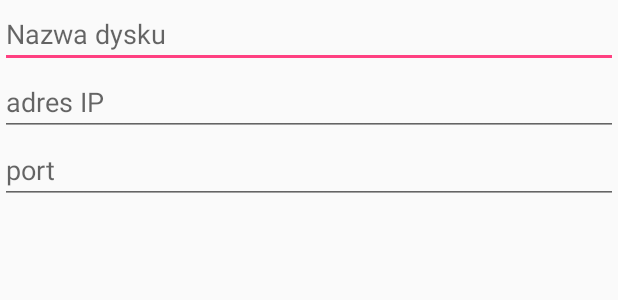
After one commit to LordSkin/CloudDrive-Client, an Android app: the layout add_server_dialog.xml on its own in the app's theme, with its tools: preview values and no code run, on a phone screen of 412 x 824 dp. The commit adds this screen. Shown: the top 300 px of the screen. Run offline under Robolectric (Android 15) with nearby library versions, the phone set to English and light mode, and no system bars.

Commit message:
add drive dialog added

```diff
--- a/app/src/main/java/kramnik/bartlomiej/clouddriveclient/Presenter/Dagger/PresenterModule.java
+++ b/app/src/main/java/kramnik/bartlomiej/clouddriveclient/Presenter/Dagger/PresenterModule.java
@@ -9,6 +9,7 @@ import kramnik.bartlomiej.clouddriveclient.Model.DataBase.ServerDataBase;
 import kramnik.bartlomiej.clouddriveclient.Model.DataBase.ServersList;
 import kramnik.bartlomiej.clouddriveclient.Model.ServerConnect.ServerConnector;
 import kramnik.bartlomiej.clouddriveclient.Model.ServerConnect.ServerConnectorImpl;
+import kramnik.bartlomiej.clouddriveclient.Presenter.AddServerPresenter;
 
 /**
  * Dagger module for presenter
@@ -36,4 +37,5 @@ public class PresenterModule {
     public Context getContext() {
         return context;
     }
+
 }
--- a/app/src/main/java/kramnik/bartlomiej/clouddriveclient/Root/Dagger/AppComponent.java
+++ b/app/src/main/java/kramnik/bartlomiej/clouddriveclient/Root/Dagger/AppComponent.java
@@ -1,11 +1,12 @@
 package kramnik.bartlomiej.clouddriveclient.Root.Dagger;
 
 import dagger.Component;
+import kramnik.bartlomiej.clouddriveclient.View.Dialogs.AddServerDialog;
 import kramnik.bartlomiej.clouddriveclient.View.SelectDrive.DrivesListAdapter;
 import kramnik.bartlomiej.clouddriveclient.View.SelectDrive.SelectDriveActivity;
 
 /**
- * Created by Mao on 14.03.2018.
+ * Dagger component
  */
 
 @Component(modules = AppModule.class)
@@ -14,4 +15,6 @@ public interface AppComponent {
     void inject(DrivesListAdapter adapter);
 
     void inject(SelectDriveActivity selectDriveActivity);
+
+    void inject(AddServerDialog dialog);
 }
--- a/app/src/main/java/kramnik/bartlomiej/clouddriveclient/Root/Dagger/AppModule.java
+++ b/app/src/main/java/kramnik/bartlomiej/clouddriveclient/Root/Dagger/AppModule.java
@@ -4,6 +4,7 @@ import android.content.Context;
 
 import dagger.Module;
 import dagger.Provides;
+import kramnik.bartlomiej.clouddriveclient.Presenter.AddServerPresenter;
 import kramnik.bartlomiej.clouddriveclient.Presenter.AppPresenter;
 import kramnik.bartlomiej.clouddriveclient.Presenter.ListAdapterDataSource;
 import kramnik.bartlomiej.clouddriveclient.Presenter.SelectDrivePresenter;
@@ -38,4 +39,9 @@ public class AppModule {
     public SelectDrivePresenter getSelectDrivePresenter(){
         return presenter;
     }
+
+    @Provides
+    public AddServerPresenter getAddServerpresenter(){
+        return presenter;
+    }
 }
--- a/app/src/main/res/layout/activity_select_drive.xml
+++ b/app/src/main/res/layout/activity_select_drive.xml
@@ -16,7 +16,9 @@
 
     <android.support.design.widget.FloatingActionButton
         android:layout_width="wrap_content"
+        android:id="@+id/addButton"
         android:layout_height="wrap_content"
+        android:src="@drawable/plus"
         android:layout_marginBottom="16dp"
         android:layout_marginEnd="16dp"
         app:layout_constraintBottom_toBottomOf="parent"
--- /dev/null
+++ b/app/src/main/res/layout/add_server_dialog.xml
@@ -0,0 +1,24 @@
+<?xml version="1.0" encoding="utf-8"?>
+<LinearLayout xmlns:android="http://schemas.android.com/apk/res/android"
+    android:orientation="vertical" android:layout_width="match_parent"
+    android:layout_height="match_parent">
+
+    <EditText
+        android:id="@+id/name"
+        android:hint="@string/ServerName"
+        android:layout_width="match_parent"
+        android:layout_height="wrap_content" />
+
+    <EditText
+        android:id="@+id/address"
+        android:hint="@string/serverAddress"
+        android:layout_width="match_parent"
+        android:layout_height="wrap_content" />
+
+    <EditText
+        android:id="@+id/port"
+        android:hint="@string/serverPort"
+        android:layout_width="match_parent"
+        android:layout_height="wrap_content" />
+
+</LinearLayout>
--- a/app/src/main/res/values/strings.xml
+++ b/app/src/main/res/values/strings.xml
@@ -1,3 +1,7 @@
 <resources>
-    <string name="app_name">CloudDriveCLient</string>
+    <string name="app_name">CloudDriveClient</string>
+    <string name="ServerName">Nazwa dysku</string>
+    <string name="serverAddress">adres IP</string>
+    <string name="serverPort">port</string>
+    <string name="addServerDialog">Dodaj nowy dysk</string>
 </resources>
```
Also changed, not shown: app/src/main/java/kramnik/bartlomiej/clouddriveclient/Presenter/AddServerPresenter.java (added, +11 -0 lines), app/src/main/java/kramnik/bartlomiej/clouddriveclient/Presenter/AppPresenter.java (+6 -1 lines), app/src/main/java/kramnik/bartlomiej/clouddriveclient/View/Dialogs/AddServerDialog.java (added, +52 -0 lines), app/src/main/java/kramnik/bartlomiej/clouddriveclient/View/SelectDrive/SelectDriveActivity.java (+9 -1 lines), app/src/main/res/drawable-hdpi/plus.png (added), app/src/main/res/drawable-mdpi/plus.png (added), app/src/main/res/drawable-xhdpi/plus.png (added), app/src/main/res/drawable-xxhdpi/plus.png (added), 1 other file.
